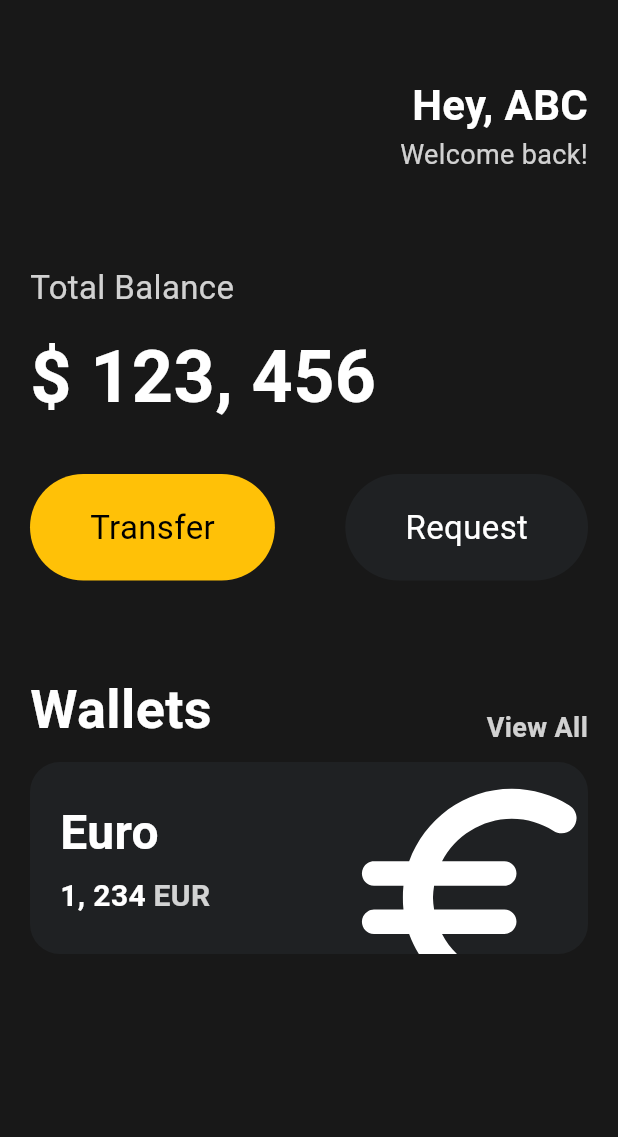
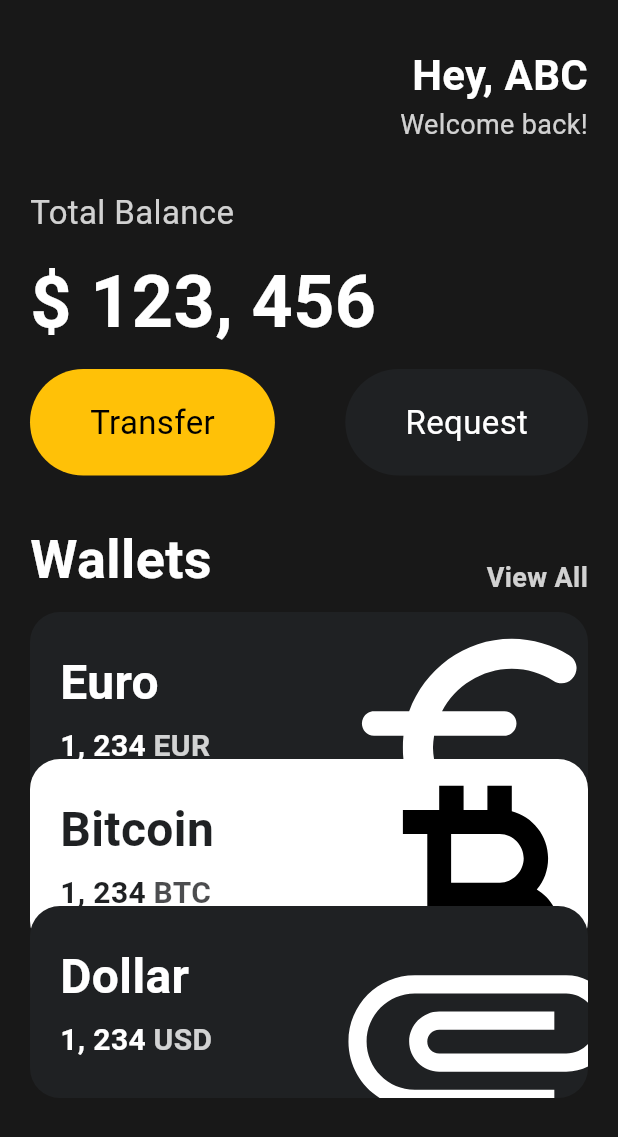
Before and after one commit to 938938/flutter_learn, a Flutter app: the screen it shows after launch, on a phone screen of 412 x 824 dp. Shown: the top 1137 px of the screen. Run offline on Flutter 3.47's test engine with Material 3 defaults, Android fonts, the light colour scheme and no system bars.

Commit message:
[FEAT] 3.6 Reusable Cards

```diff
--- a/lib/main.dart
+++ b/lib/main.dart
@@ -1,5 +1,6 @@
 import 'package:flutter/material.dart';
 import 'package:ft/widgets/Btn.dart';
+import 'package:ft/widgets/currency_card.dart';
 
 void main() {
   runApp(const MyApp());
@@ -13,12 +14,13 @@
     return MaterialApp(
       home: Scaffold(
         backgroundColor: Color(0xFF181818),
-        body: Padding(
+        body: SingleChildScrollView(
+          child: Padding(
             padding: const EdgeInsets.symmetric(horizontal: 20),
             child: Column(
               crossAxisAlignment: CrossAxisAlignment.start,
               children: [
-              SizedBox(height: 50),
+                SizedBox(height: 30),
                 Row(
                   mainAxisAlignment: MainAxisAlignment.end,
                   children: [
@@ -44,7 +46,7 @@
                     ),
                   ],
                 ),
-              SizedBox(height: 60),
+                SizedBox(height: 30),
                 Text(
                   'Total Balance',
                   style: TextStyle(
@@ -61,7 +63,7 @@
                     color: Colors.white,
                   ),
                 ),
-              SizedBox(height: 30),
+                SizedBox(height: 10),
                 Row(
                   mainAxisAlignment: MainAxisAlignment.spaceBetween,
                   children: [
@@ -77,7 +79,7 @@
                     ),
                   ],
                 ),
-              SizedBox(height: 60),
+                SizedBox(height: 30),
                 Row(
                   mainAxisAlignment: MainAxisAlignment.spaceBetween,
                   crossAxisAlignment: CrossAxisAlignment.end,
@@ -101,70 +103,37 @@
                   ],
                 ),
                 SizedBox(height: 10),
-              Container(
-                clipBehavior: Clip.hardEdge,
-                decoration: BoxDecoration(
-                  color: const Color(0xFF1F2123),
-                  borderRadius: BorderRadius.circular(20),
+                const CurrencyCard(
+                  name: 'Euro',
+                  code: 'EUR',
+                  amount: '1, 234',
+                  icon: Icons.euro_rounded,
+                  isInverted: false,
                 ),
-                child: Padding(
-                  padding: const EdgeInsets.all(20),
-                  child: Row(
-                    mainAxisAlignment: MainAxisAlignment.spaceBetween,
-                    children: [
-                      Column(
-                        crossAxisAlignment: CrossAxisAlignment.start,
-                        children: [
-                          Text(
-                            'Euro',
-                            style: TextStyle(
-                              fontSize: 32,
-                              color: Colors.white,
-                              fontWeight: FontWeight.bold,
+                Transform.translate(
+                  offset: Offset(0, -30),
+                  child: const CurrencyCard(
+                    name: 'Bitcoin',
+                    code: 'BTC',
+                    amount: '1, 234',
+                    icon: Icons.currency_bitcoin,
+                    isInverted: true,
                   ),
                 ),
-                          SizedBox(height: 5),
-                          Row(
-                            children: [
-                              Text(
-                                '1, 234',
-                                style: TextStyle(
-                                  fontSize: 20,
-                                  color: Colors.white,
-                                  fontWeight: FontWeight.bold,
-                                ),
-                              ),
-                              SizedBox(width: 5),
-                              Text(
-                                'EUR',
-                                style: TextStyle(
-                                  fontSize: 20,
-                                  color: Colors.white.withOpacity(0.8),
-                                  fontWeight: FontWeight.bold,
-                                ),
-                              ),
-                            ],
-                          ),
-                        ],
-                      ),
-                      Transform.scale(
-                        scale: 2.2,
-                        child: Transform.translate(
-                          offset: Offset(-5, 12),
-                          child: const Icon(
-                            Icons.euro_rounded,
-                            color: Colors.white,
-                            size: 88,
-                          ),
+                Transform.translate(
+                  offset: Offset(0, -60),
+                  child: const CurrencyCard(
+                    name: 'Dollar',
+                    code: 'USD',
+                    amount: '1, 234',
+                    icon: Icons.attachment_outlined,
+                    isInverted: false,
                   ),
                 ),
               ],
             ),
           ),
         ),
-            ],
-          ),
-        ),
       ),
     );
   }
--- /dev/null
+++ b/lib/widgets/currency_card.dart
@@ -0,0 +1,85 @@
+import 'package:flutter/material.dart';
+
+class CurrencyCard extends StatelessWidget {
+  final String name, code, amount;
+  final IconData icon;
+  final bool isInverted;
+
+  final _blackColor = const Color(0xFF1F2123); // private 하다는 표시
+
+  const CurrencyCard({
+    super.key,
+    required this.name,
+    required this.code,
+    required this.amount,
+    required this.icon,
+    required this.isInverted,
+  });
+
+  @override
+  Widget build(BuildContext context) {
+    return Container(
+      clipBehavior: Clip.hardEdge,
+      decoration: BoxDecoration(
+        color: isInverted ? Colors.white : _blackColor,
+        borderRadius: BorderRadius.circular(20),
+      ),
+      child: Padding(
+        padding: const EdgeInsets.all(20),
+        child: Row(
+          mainAxisAlignment: MainAxisAlignment.spaceBetween,
+          children: [
+            Column(
+              crossAxisAlignment: CrossAxisAlignment.start,
+              children: [
+                Text(
+                  name,
+                  style: TextStyle(
+                    fontSize: 32,
+                    color: isInverted ? _blackColor : Colors.white,
+                    fontWeight: FontWeight.bold,
+                  ),
+                ),
+                SizedBox(height: 5),
+                Row(
+                  children: [
+                    Text(
+                      amount,
+                      style: TextStyle(
+                        fontSize: 20,
+                        color: isInverted ? _blackColor : Colors.white,
+                        fontWeight: FontWeight.bold,
+                      ),
+                    ),
+                    SizedBox(width: 5),
+                    Text(
+                      code,
+                      style: TextStyle(
+                        fontSize: 20,
+                        color: isInverted
+                            ? _blackColor.withOpacity(0.8)
+                            : Colors.white.withOpacity(0.8),
+                        fontWeight: FontWeight.bold,
+                      ),
+                    ),
+                  ],
+                ),
+              ],
+            ),
+            Transform.scale(
+              scale: 2.2,
+              child: Transform.translate(
+                offset: Offset(-5, 12),
+                child: Icon(
+                  icon,
+                  color: isInverted ? Colors.black : Colors.white,
+                  size: 88,
+                ),
+              ),
+            ),
+          ],
+        ),
+      ),
+    );
+  }
+}
```
Lines whose indentation alone changed are shown as unchanged.
